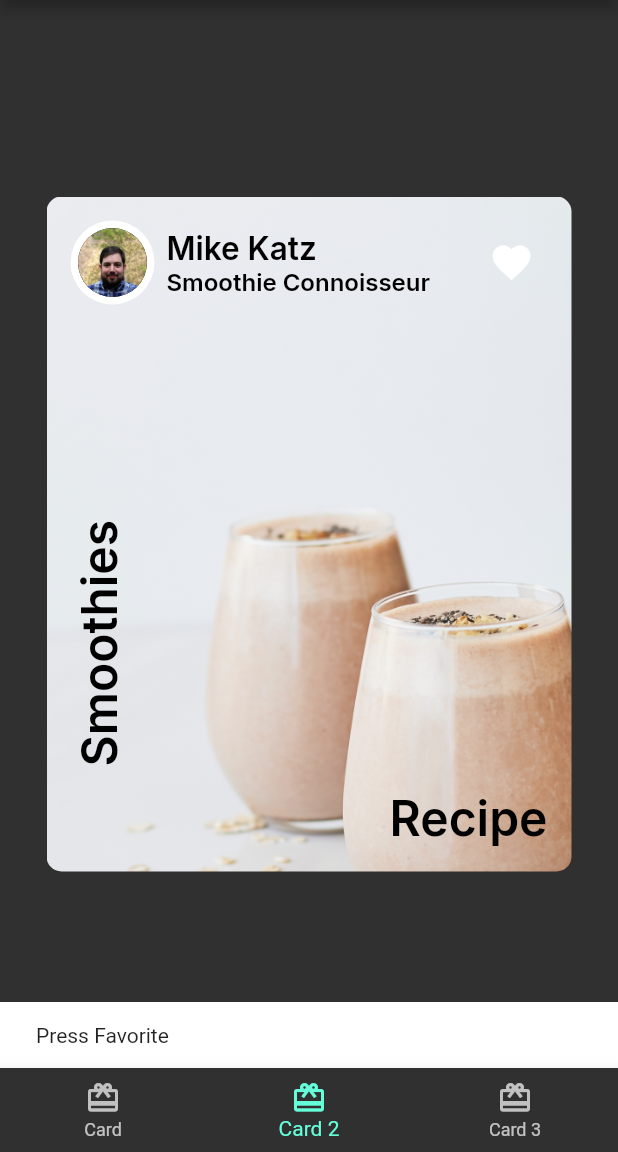
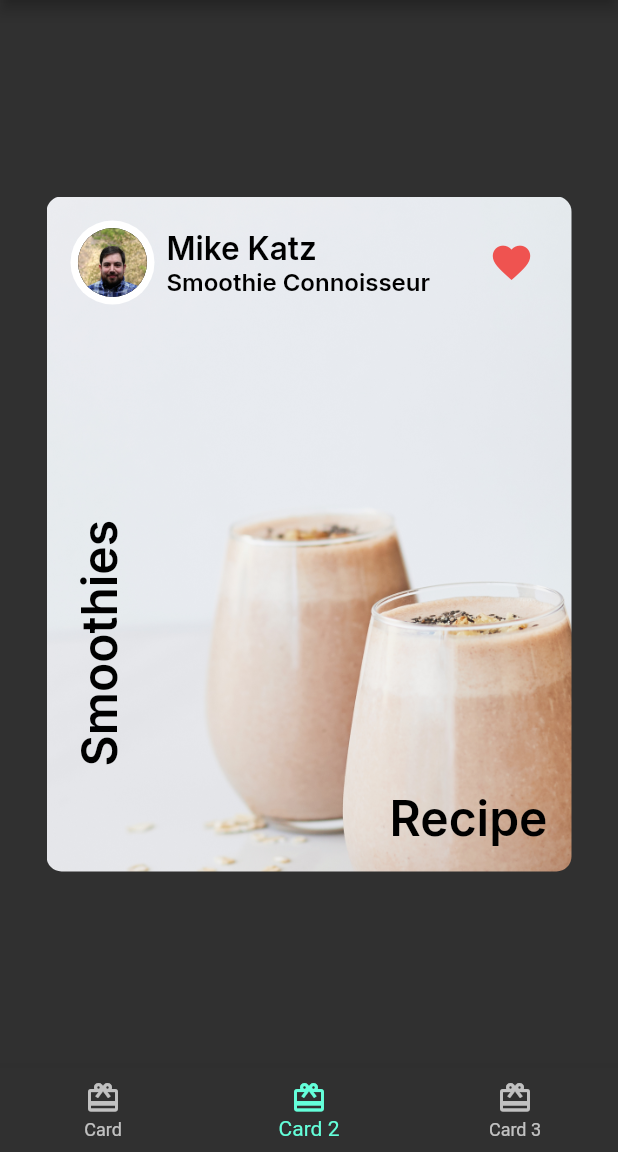
Before and after one commit to kaylaatsila/fooderlich, a Flutter app: the screen it shows after launch, item 2 of the bottom bar chosen, after a tap on the "favorite outline" icon, on a phone screen of 412 x 824 dp, the part 84-1236 px from its top. Run offline on Flutter 3.47's test engine with Material 2 defaults, Android fonts, the phone set to English and light mode, and no system bars; our stand-ins replace google_fonts.

Commit message:
minor fix on fav icon color

```diff
--- a/lib/author_card.dart
+++ b/lib/author_card.dart
@@ -47,10 +47,10 @@ class _AuthorCardState extends State<AuthorCard> {
           IconButton(
             icon: Icon(myInheritedWidget!.appData.isFavorite ? Icons.favorite : Icons.favorite_border),
             iconSize: 30,
-            color: Colors.red[350],
+            color: Colors.red[400],
             onPressed: () {
-              const snackBar = SnackBar(content: Text('Press Favorite'));
-              ScaffoldMessenger.of(context).showSnackBar(snackBar);
+              // const snackBar = SnackBar(content: Text('Press Favorite'));
+              // ScaffoldMessenger.of(context).showSnackBar(snackBar);
               setState(() {
                 myInheritedWidget.appData.changeBackgroundColor();
                 // _isFavorited = !_isFavorited;
```
